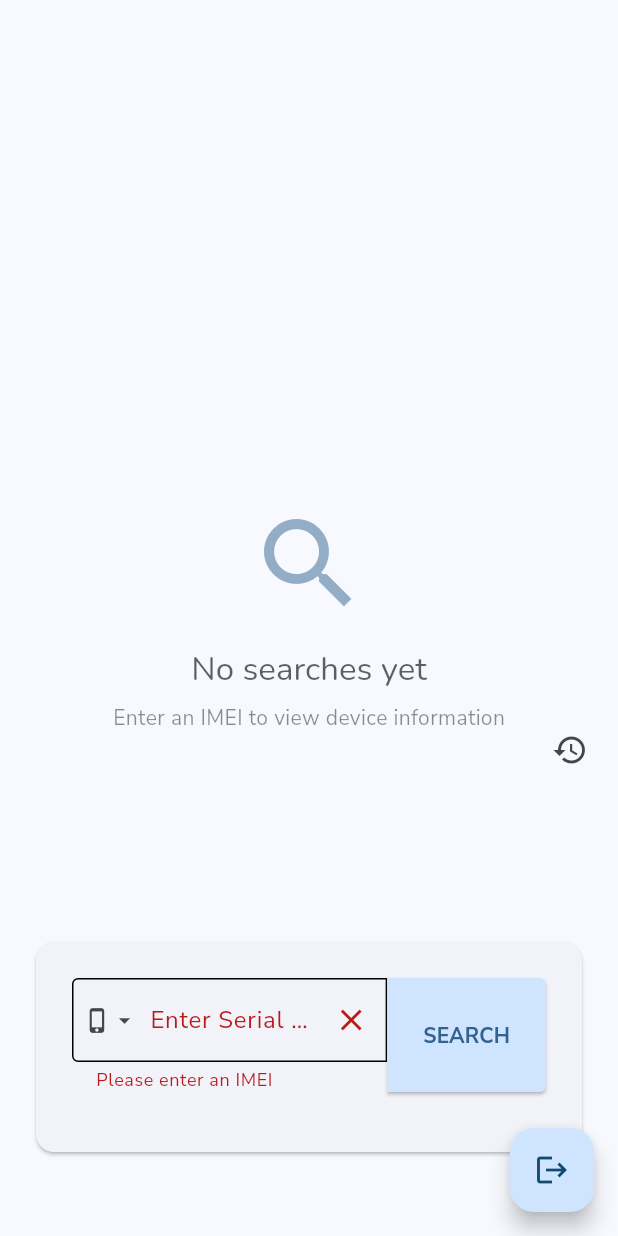
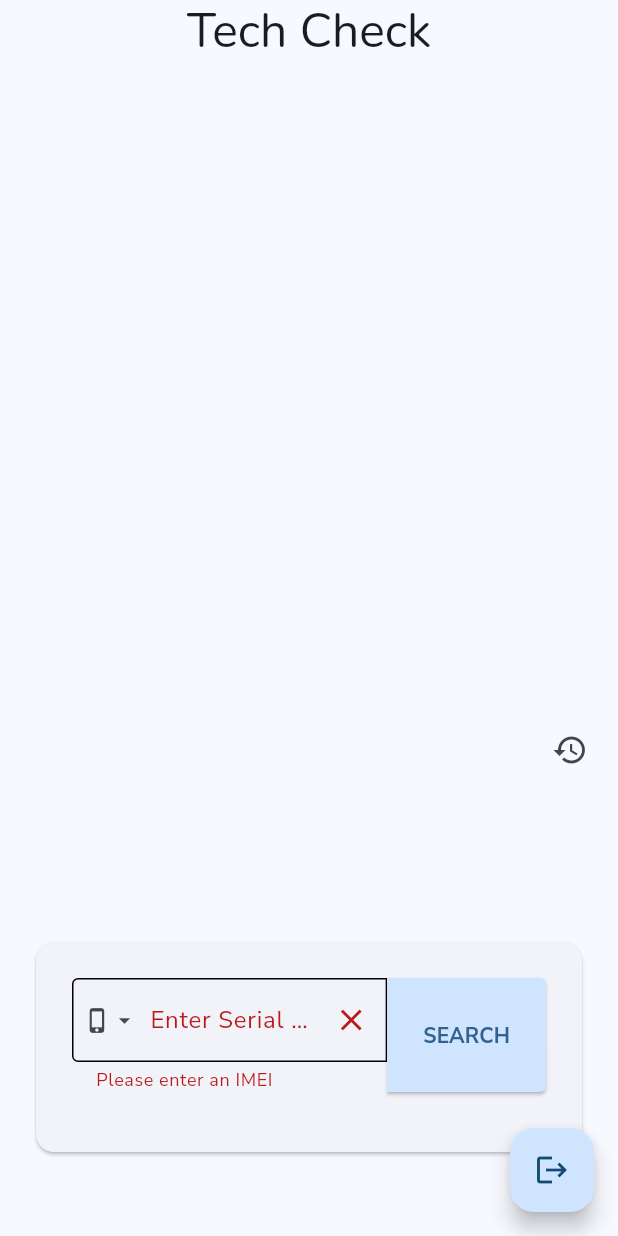
Before and after one commit to cjpy4/nimbus_check, a Flutter app: the screen it shows once a user with an empty profile is signed in, item 3 of the bottom bar chosen, on a phone screen of 412 x 824 dp. Run offline on Flutter 3.47's test engine with Material 3 defaults, Android fonts, the light colour scheme and no system bars; our stand-ins replace cloud_firestore, firebase_auth, firebase_core, flutter_riverpod, google_fonts, lottie and 2 more; accounts and stored records are empty; generated files the repository leaves out were written again; network calls fail.

Commit message:
starting to refactor the home page

```diff
--- a/apps/tech-check-flutter/lib/home_page.dart
+++ b/apps/tech-check-flutter/lib/home_page.dart
@@ -4,6 +4,7 @@ import 'widgets/imei_form_widget.dart';
 import 'widgets/results_list_widget.dart';
 import 'widgets/search_history_widget.dart';
 import 'providers/check_provider.dart';
+import 'package:lottie/lottie.dart';
 
 class HomePage extends ConsumerWidget {
   const HomePage({super.key});
@@ -28,7 +29,27 @@ class HomePage extends ConsumerWidget {
               (context) => Stack(
                 children: [
                   // Main content - scrollable list of results
-                  const Positioned.fill(child: ResultsListWidget()),
+                  // SizedBox(
+                  //         height: 400,
+                  //         width: 400,
+                  //         child: Column(
+                  //           spacing: 0,
+                  //           children: [
+                  //             Text('Hello World', style: TextStyle(fontSize: 24)),
+                  //             Lottie.asset('assets/stormCloud.json'),
+                  //           ],
+                  //         ),
+                  //       ),
+                  Positioned.fill(
+                    child: Column(
+                      children: [
+                        Text(
+                          'Tech Check',
+                          style: Theme.of(context).textTheme.headlineLarge,
+                        ),
+                      ],
+                    ),
+                  ),
                   Positioned(
                     width: 64,
                     right: 0,
--- a/apps/tech-check-flutter/lib/login.dart
+++ b/apps/tech-check-flutter/lib/login.dart
@@ -1,5 +1,6 @@
 import 'package:flutter/material.dart';
 import 'package:firebase_auth/firebase_auth.dart';
+
 
 class LoginScreen extends StatefulWidget {
   const LoginScreen({super.key});
@@ -90,6 +91,9 @@ class _LoginScreenState extends State<LoginScreen> {
                         labelText: 'Password',
                         labelStyle: Theme.of(context).textTheme.labelLarge,
                       ),
+                      onSubmitted: (value) {
+                           register ? signUp(email, password) : login(email, password);
+                         },
                     ),
                   ),
                   const SizedBox(height: 20),
--- a/apps/tech-check-flutter/pubspec.yaml
+++ b/apps/tech-check-flutter/pubspec.yaml
@@ -44,6 +44,8 @@ dependencies:
   flutter_riverpod: ^2.4.9
   riverpod_annotation: ^2.3.3
   intl: ^0.19.0
+  lottie: ^3.3.1
+  animated_login: ^1.7.2
 
 dev_dependencies:
   flutter_test:
@@ -72,8 +74,8 @@ flutter:
   uses-material-design: true
 
   # To add assets to your application, add an assets section, like this:
-  # assets:
-  #   - images/a_dot_burr.jpeg
+  assets:
+    - assets/
   #   - images/a_dot_ham.jpeg
 
   # An image asset can refer to one or more resolution-specific "variants", see
```
Also changed, not shown: apps/tech-check-flutter/pubspec.lock, 5 other files.
